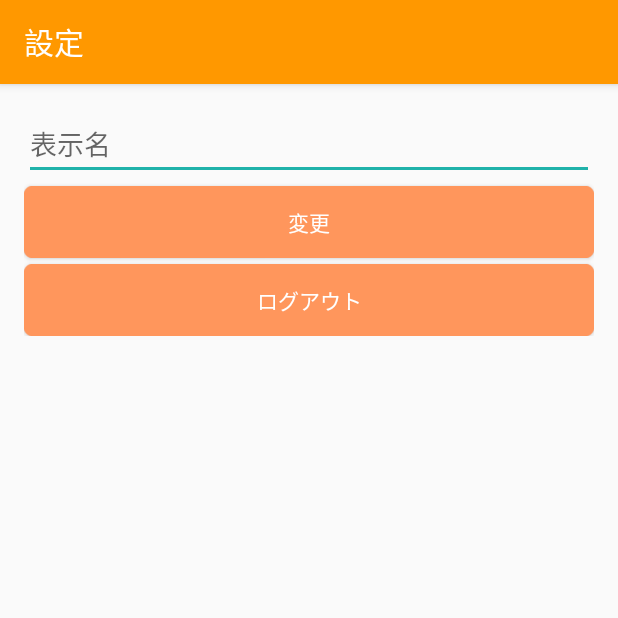
After one commit to Kanako02/QA_App, an Android app: the SettingActivity screen opened directly, with no data from a screen before it, on a phone screen of 412 x 824 dp, the top half of it. The commit adds this screen. Run offline under Robolectric (Android 15) with nearby library versions, the phone set to English and light mode, and no system bars; our stand-ins replace Firebase (no records; nobody signed in at launch, a user with empty details on screens opened directly); libraries missing offline, so code that uses them is left out: jp.techacademy.kanako.

Commit message:
SettingActivity

```diff
--- a/app/src/main/AndroidManifest.xml
+++ b/app/src/main/AndroidManifest.xml
@@ -9,6 +9,8 @@
         android:roundIcon="@mipmap/ic_launcher_round"
         android:supportsRtl="true"
         android:theme="@style/AppTheme">
+        <activity android:name=".QuestionSendActivity"></activity>
+        <activity android:name=".SettingActivity" />
         <activity
             android:name=".MainActivity"
             android:label="@string/app_name"
@@ -19,7 +21,7 @@
                 <category android:name="android.intent.category.LAUNCHER" />
             </intent-filter>
         </activity>
-        <activity android:name=".LoginActivity"></activity>
+        <activity android:name=".LoginActivity" />
     </application>
 
 </manifest>
--- /dev/null
+++ b/app/src/main/java/jp/techacademy/kanako/takahashi/qa_app/SettingActivity.kt
@@ -0,0 +1,66 @@
+package jp.techacademy.kanako.takahashi.qa_app
+
+import android.support.v7.app.AppCompatActivity
+import android.os.Bundle
+import com.google.firebase.database.DatabaseReference
+import android.support.design.widget.Snackbar
+import com.google.firebase.auth.FirebaseAuth
+import android.preference.PreferenceManager
+import android.view.inputmethod.InputMethodManager
+import com.google.firebase.database.FirebaseDatabase
+import kotlinx.android.synthetic.main.activity_setting.*
+
+class SettingActivity : AppCompatActivity() {
+
+    private lateinit var mDataBaseReference: DatabaseReference
+
+    override fun onCreate(savedInstanceState: Bundle?) {
+        super.onCreate(savedInstanceState)
+        setContentView(R.layout.activity_setting)
+
+        // Preferenceから表示名を取得してEditTextに反映させる
+        val sp = PreferenceManager.getDefaultSharedPreferences(this)
+        val name = sp.getString(NameKEY, "")
+        nameText.setText(name)
+
+        mDataBaseReference = FirebaseDatabase.getInstance().reference
+
+        // UIの初期設定
+        title = "設定"
+
+        changeButton.setOnClickListener{v ->
+            // キーボードが出ていたら閉じる
+            val im = getSystemService(INPUT_METHOD_SERVICE) as InputMethodManager
+            im.hideSoftInputFromWindow(v.windowToken, InputMethodManager.HIDE_NOT_ALWAYS)
+
+            // ログイン済みのユーザーを取得する
+            val user = FirebaseAuth.getInstance().currentUser
+
+            if (user == null) {
+                // ログインしていない場合は何もしない
+                Snackbar.make(v, "ログインしていません", Snackbar.LENGTH_LONG).show()
+            } else {
+                // 変更した表示名をFirebaseに保存する
+                val name = nameText.text.toString()
+                val userRef = mDataBaseReference.child(UsersPATH).child(user.uid)
+                val data = HashMap<String, String>()
+                data["name"] = name
+                userRef.setValue(data)
+
+                // 変更した表示名をPreferenceに保存する
+                val sp = PreferenceManager.getDefaultSharedPreferences(applicationContext)
+                val editor = sp.edit()
+                editor.putString(NameKEY, name)
+                editor.commit()
+
+                Snackbar.make(v, "表示名を変更しました", Snackbar.LENGTH_LONG).show()
+            }
+        }
+
+        logoutButton.setOnClickListener { v ->
+            FirebaseAuth.getInstance().signOut()
+            nameText.setText("")
+            Snackbar.make(v, "ログアウトしました", Snackbar.LENGTH_LONG).show()
+        }
+    }
+}
--- /dev/null
+++ b/app/src/main/res/layout/activity_setting.xml
@@ -0,0 +1,37 @@
+<?xml version="1.0" encoding="utf-8"?>
+<LinearLayout xmlns:android="http://schemas.android.com/apk/res/android"
+    xmlns:tools="http://schemas.android.com/tools"
+    android:layout_width="match_parent"
+    android:layout_height="wrap_content"
+    android:orientation="vertical"
+    android:paddingBottom="16dp"
+    android:paddingLeft="16dp"
+    android:paddingRight="16dp"
+    android:paddingTop="16dp"
+    tools:context=".SettingActivity">
+
+    <EditText
+        android:id="@+id/nameText"
+        android:layout_width="match_parent"
+        android:layout_height="wrap_content"
+        android:hint="表示名"/>
+
+    <Button
+        android:id="@+id/changeButton"
+        android:layout_width="match_parent"
+        android:layout_height="wrap_content"
+        android:layout_marginTop="4dp"
+        android:background="@drawable/custom_button"
+        android:text="変更"
+        android:textColor="@color/colorButtonText"/>
+
+    <Button
+        android:id="@+id/logoutButton"
+        android:layout_width="match_parent"
+        android:layout_height="wrap_content"
+        android:layout_marginTop="4dp"
+        android:background="@drawable/custom_button"
+        android:text="ログアウト"
+        android:textColor="@color/colorButtonText"/>
+
+</LinearLayout>
--- a/app/src/main/res/menu/menu_main.xml
+++ b/app/src/main/res/menu/menu_main.xml
@@ -1,10 +1,11 @@
+<?xml version="1.0" encoding="utf-8"?>
 <menu xmlns:android="http://schemas.android.com/apk/res/android"
     xmlns:app="http://schemas.android.com/apk/res-auto"
     xmlns:tools="http://schemas.android.com/tools"
-    tools:context="jp.techacademy.kanako.takahashi.qa_app.MainActivity">
+    tools:context="jp.techacademy.taro.kirameki.qa_app.MainActivity">
     <item
         android:id="@+id/action_settings"
         android:orderInCategory="100"
-        android:title="@string/action_settings"
+        android:title="設定"
         app:showAsAction="never" />
 </menu>
```
Also changed, not shown: app/src/main/java/jp/techacademy/kanako/takahashi/qa_app/MainActivity.kt (+48 -12 lines), app/src/main/java/jp/techacademy/kanako/takahashi/qa_app/QuestionSendActivity.kt (added, +12 -0 lines), app/src/main/res/layout/activity_main.xml (+17 -24 lines), app/src/main/res/layout/activity_question_send.xml (added, +9 -0 lines), app/src/main/res/layout/app_bar_main.xml (added, +34 -0 lines), app/src/main/res/layout/nav_header_main.xml (added, +19 -0 lines), app/src/main/res/menu/activity_main_drawer.xml (added, +18 -0 lines), app/src/main/res/drawable/custom_button.xml (renamed from app/src/main/res/drawable-xxhdpi/custom_button.xml).
